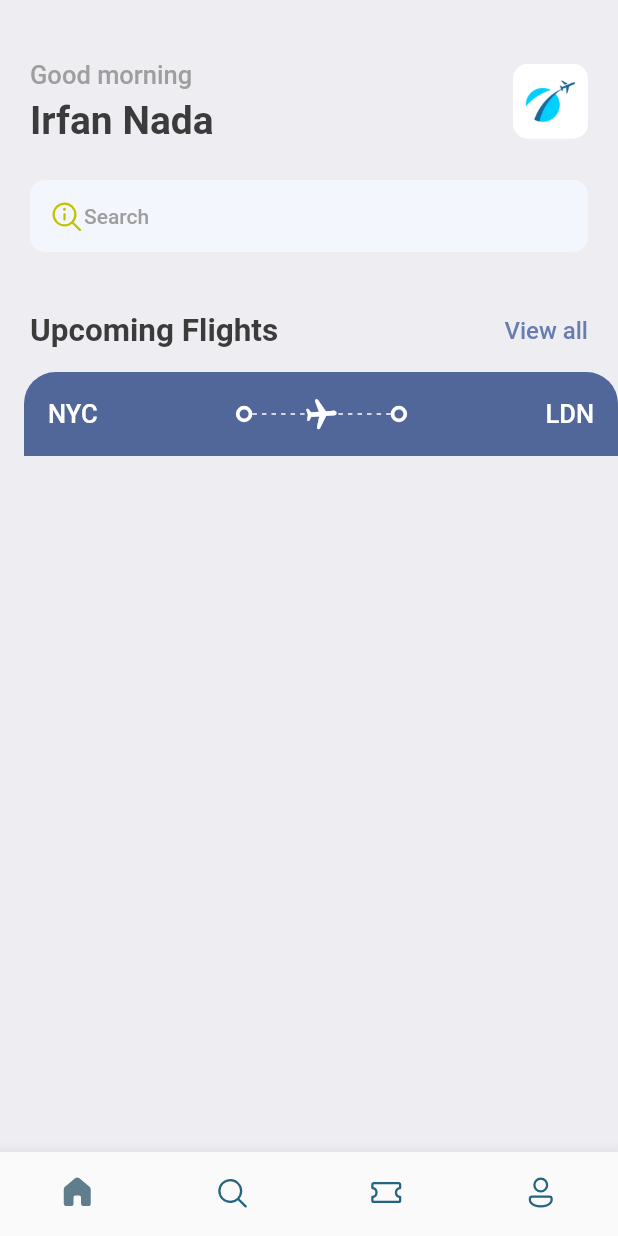
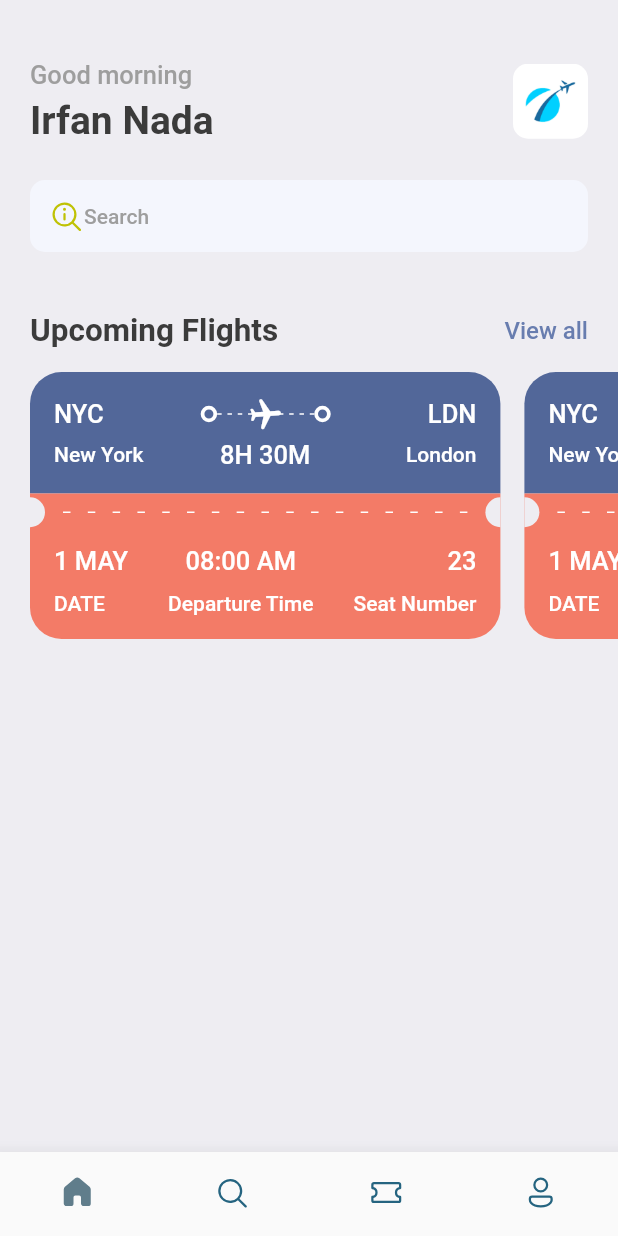
Before and after one commit to eerfunn/project-m-flutter-ticket-booking, a Flutter app: the screen it shows after launch, on a phone screen of 412 x 824 dp. Run offline on Flutter 3.47's test engine with Material 2 defaults, Android fonts, the phone set to English and light mode, and no system bars; our stand-ins replace fluentui_icons, gap.

Commit message:
Add feature: Scrollable Upcoming Flight Tickets

```diff
--- a/lib/screens/home_screen.dart
+++ b/lib/screens/home_screen.dart
@@ -89,7 +89,11 @@ class HomeScreen extends StatelessWidget {
             ),
           ),
           const Gap(15),
-          TicketView()
+          SingleChildScrollView(
+            scrollDirection: Axis.horizontal,
+            padding: EdgeInsets.only(left: 20),
+            child: Row(children: [TicketView(), TicketView()]),
+          )
         ],
       ),
     );
--- a/lib/screens/ticket_view.dart
+++ b/lib/screens/ticket_view.dart
@@ -1,5 +1,5 @@
-import 'package:flutter/cupertino.dart';
 import 'package:flutter/material.dart';
+import 'package:gap/gap.dart';
 import 'package:mostima_ticketbooking/utils/app_layout.dart';
 import 'package:mostima_ticketbooking/widgets/thick_container.dart';
 
@@ -12,11 +12,12 @@ class TicketView extends StatelessWidget {
   Widget build(BuildContext context) {
     final size = AppLayout.getSize(context);
     return SizedBox(
-      width: size.width,
+      width: size.width * 0.80,
       height: 200,
       child: Container(
-        margin: const EdgeInsets.only(left: 16),
+        margin: const EdgeInsets.only(right: 16),
         child: Column(children: [
+          /* Blue */
           Container(
             decoration: BoxDecoration(
                 color: const Color(0xFF526799),
@@ -83,6 +84,137 @@ class TicketView extends StatelessWidget {
                           Styles.headLineStyle3.copyWith(color: Colors.white),
                     )
                   ],
+                ),
+                const Gap(5),
+                Row(
+                  mainAxisAlignment: MainAxisAlignment.spaceBetween,
+                  children: [
+                    SizedBox(
+                      width: 100,
+                      child: Text(
+                        "New York",
+                        style:
+                            Styles.headLineStyle4.copyWith(color: Colors.white),
+                      ),
+                    ),
+                    Text("8H 30M",
+                        style: Styles.headLineStyle3
+                            .copyWith(color: Colors.white)),
+                    SizedBox(
+                      width: 100,
+                      child: Text(
+                        "London",
+                        textAlign: TextAlign.end,
+                        style:
+                            Styles.headLineStyle4.copyWith(color: Colors.white),
+                      ),
+                    ),
+                  ],
+                )
+              ],
+            ),
+          ),
+          /* Red */
+          Container(
+              color: Styles.orangeColor, // const Color(0xFFF37B67),
+              child: Row(
+                children: [
+                  SizedBox(
+                    height: 20,
+                    width: 10,
+                    child: DecoratedBox(
+                        decoration: BoxDecoration(
+                            color: Styles.bgColor,
+                            borderRadius: BorderRadius.only(
+                                topRight: Radius.circular(10),
+                                bottomRight: Radius.circular(10)))),
+                  ),
+                  Expanded(
+                      child: Padding(
+                    padding: const EdgeInsets.all(12.0),
+                    child: LayoutBuilder(builder: ((context, constraints) {
+                      return Flex(
+                          direction: Axis.horizontal,
+                          mainAxisAlignment: MainAxisAlignment.spaceBetween,
+                          mainAxisSize: MainAxisSize.max,
+                          children: List.generate(
+                              (constraints.constrainWidth() / 15).floor(),
+                              (index) => SizedBox(
+                                    width: 5,
+                                    height: 1,
+                                    child: DecoratedBox(
+                                        decoration:
+                                            BoxDecoration(color: Colors.white)),
+                                  )));
+                    })),
+                  )),
+                  SizedBox(
+                    height: 20,
+                    width: 10,
+                    child: DecoratedBox(
+                        decoration: BoxDecoration(
+                            color: Styles.bgColor,
+                            borderRadius: BorderRadius.only(
+                                topLeft: Radius.circular(10),
+                                bottomLeft: Radius.circular(10)))),
+                  )
+                ],
+              )),
+          Container(
+            decoration: BoxDecoration(
+                color: Styles.orangeColor,
+                borderRadius: BorderRadius.only(
+                    bottomLeft: Radius.circular(21),
+                    bottomRight: Radius.circular(21))),
+            padding: EdgeInsets.only(left: 16, right: 16, top: 10, bottom: 16),
+            child: Column(
+              children: [
+                Row(
+                  mainAxisAlignment: MainAxisAlignment.spaceBetween,
+                  children: [
+                    Column(
+                      crossAxisAlignment: CrossAxisAlignment.start,
+                      children: [
+                        Text(
+                          "1 MAY",
+                          style: Styles.headLineStyle3
+                              .copyWith(color: Colors.white),
+                        ),
+                        Gap(10),
+                        Text("DATE",
+                            style: Styles.headLineStyle4
+                                .copyWith(color: Colors.white))
+                      ],
+                    ),
+                    Column(
+                      crossAxisAlignment: CrossAxisAlignment.center,
+                      children: [
+                        Text(
+                          "08:00 AM",
+                          style: Styles.headLineStyle3
+                              .copyWith(color: Colors.white),
+                        ),
+                        Gap(10),
+                        Text("Departure Time",
+                            style: Styles.headLineStyle4
+                                .copyWith(color: Colors.white))
+                      ],
+                    ),
+                    Column(
+                      crossAxisAlignment: CrossAxisAlignment.end,
+                      children: [
+                        Text(
+                          "23",
+                          style: Styles.headLineStyle3
+                              .copyWith(color: Colors.white),
+                        ),
+                        Gap(10),
+                        Text("Seat Number",
+                            style: Styles.headLineStyle4
+                                .copyWith(color: Colors.white))
+                      ],
+                    )
+                  ],
                 )
               ],
             ),
--- a/lib/utils/app_styles.dart
+++ b/lib/utils/app_styles.dart
@@ -1,13 +1,20 @@
 import 'package:flutter/material.dart';
+
 Color primary = const Color(0xff687daf);
+
 class Styles {
   static Color primaryColor = primary;
   static Color textColor = const Color(0xff3b3b3b);
   static Color bgColor = const Color(0xffeeedf2);
-  static Color orangeColor = const Color(0xff526799);
-  static TextStyle textStyle = TextStyle(fontSize: 16, color: textColor, fontWeight:FontWeight.w500);
-  static TextStyle headLineStyle1 = TextStyle(fontSize: 26, color: textColor, fontWeight:FontWeight.bold);
-  static TextStyle headLineStyle2= TextStyle(fontSize: 21, color: textColor, fontWeight:FontWeight.bold);
-  static TextStyle headLineStyle3 = TextStyle(fontSize: 17, color:  Colors.grey.shade500, fontWeight:FontWeight.w500);
-  static TextStyle headLineStyle4 = TextStyle(fontSize: 14, color: Colors.grey.shade500, fontWeight:FontWeight.w500);
+  static Color orangeColor = const Color(0xFFF37B67);
+  static TextStyle textStyle =
+      TextStyle(fontSize: 16, color: textColor, fontWeight: FontWeight.w500);
+  static TextStyle headLineStyle1 =
+      TextStyle(fontSize: 26, color: textColor, fontWeight: FontWeight.bold);
+  static TextStyle headLineStyle2 =
+      TextStyle(fontSize: 21, color: textColor, fontWeight: FontWeight.bold);
+  static TextStyle headLineStyle3 = TextStyle(
+      fontSize: 17, color: Colors.grey.shade500, fontWeight: FontWeight.w500);
+  static TextStyle headLineStyle4 = TextStyle(
+      fontSize: 14, color: Colors.grey.shade500, fontWeight: FontWeight.w500);
 }
--- a/lib/widgets/thick_container.dart
+++ b/lib/widgets/thick_container.dart
@@ -1,7 +1,4 @@
-import 'package:flutter/cupertino.dart';
 import 'package:flutter/material.dart';
-import 'package:flutter/src/foundation/key.dart';
-import 'package:flutter/src/widgets/framework.dart';
 
 class ThickContainer extends StatelessWidget {
   const ThickContainer({Key? key}) : super(key: key);
```
